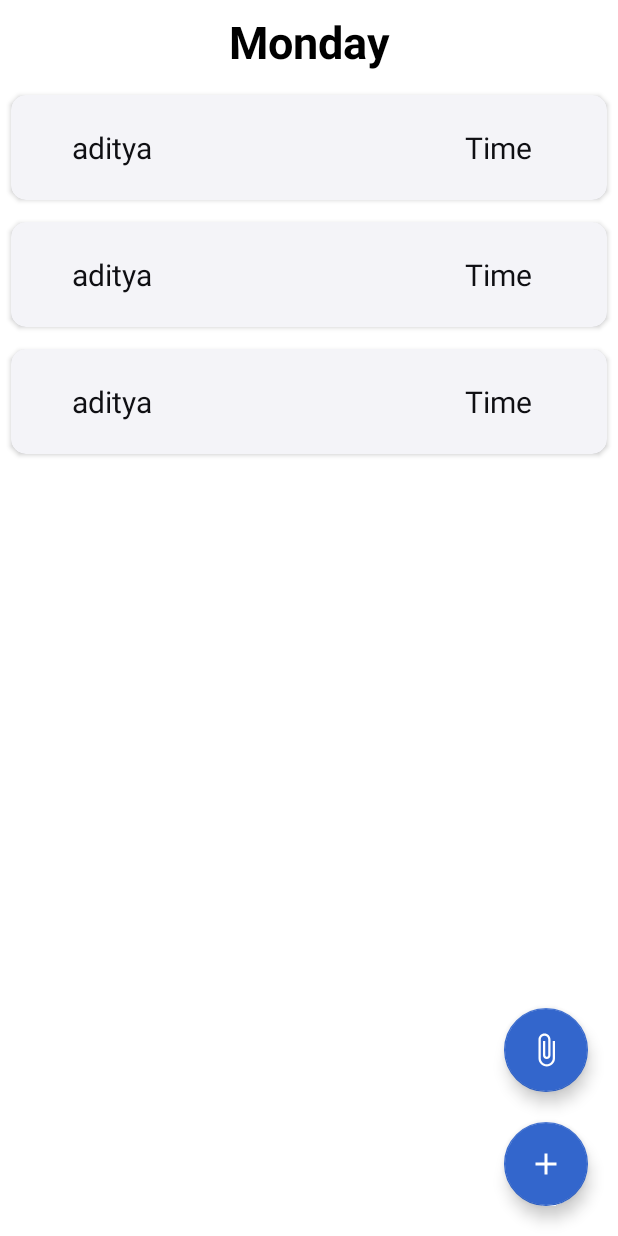
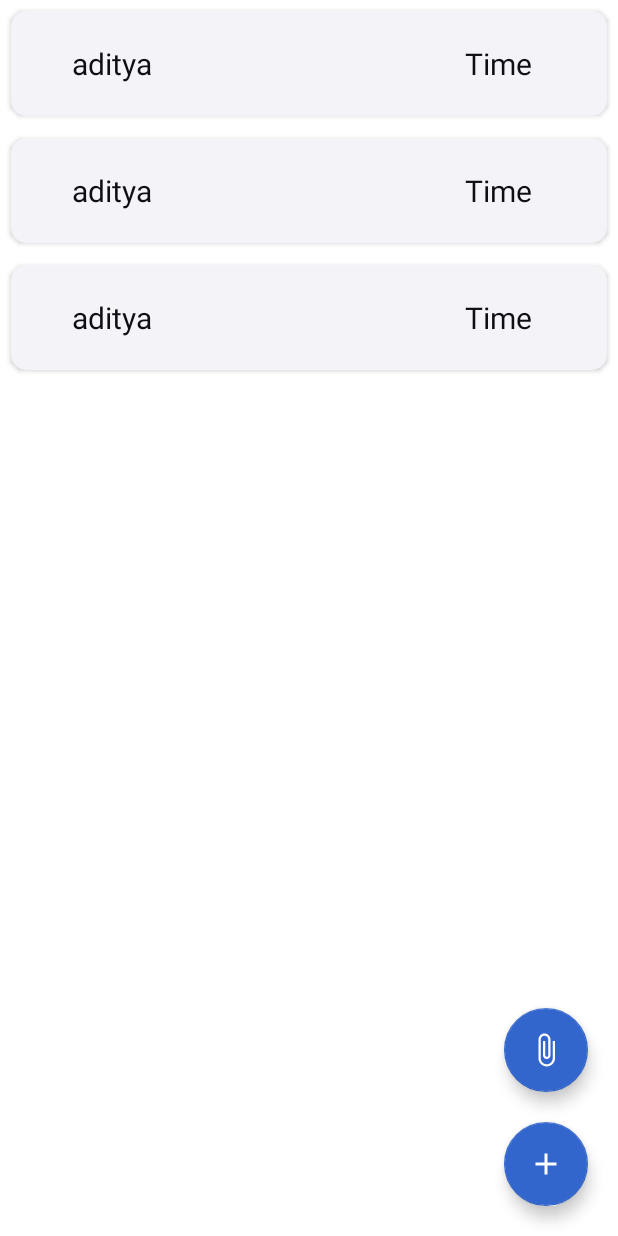
Before and after one commit to adisingh925/timetable-app, an Android app: the layout fragment_monday.xml on its own in the app's theme, with its tools: preview values and no code run, on a phone screen of 412 x 824 dp. Run offline under Robolectric (Android 15) with nearby library versions, the phone set to English and light mode, and no system bars.

Commit message:
fragments implementation

```diff
--- a/app/src/main/java/com/app1/navigation/user.kt
+++ b/app/src/main/java/com/app1/navigation/user.kt
@@ -85,12 +85,12 @@ class user : Fragment() {
 
                 val uuri = document.getString("imgpath")
 
-                /*Glide
+                Glide
                     .with(this)
                     .load(uuri)
                     .circleCrop()
                     .placeholder(R.drawable.placeholder)
-                    .into(imageview)*/
+                    .into(imageview)
             }
         }
 
--- a/app/src/main/res/layout/activity_main.xml
+++ b/app/src/main/res/layout/activity_main.xml
@@ -77,6 +77,7 @@
         android:layout_width="wrap_content"
         android:layout_height="match_parent"
         app:itemIconSize="30dp"
+        app:theme="@style/ThemeOverlay.AppCompat.navTheme"
         android:layout_gravity = "start"
         app:headerLayout="@layout/navheader"
         app:menu = "@menu/menu"/>
--- a/app/src/main/res/layout/fragment_monday.xml
+++ b/app/src/main/res/layout/fragment_monday.xml
@@ -7,36 +7,9 @@
     android:background="#FFFFFF"
     tools:context=".monday">
 
-
-    <RelativeLayout
-        android:id="@+id/linearLayout"
-        android:backgroundTint="#3366CC"
-        android:layout_width="wrap_content"
-        android:layout_height="?actionBarSize"
-        android:gravity="center_vertical"
-        android:orientation="horizontal"
-        app:layout_constraintEnd_toEndOf="parent"
-        app:layout_constraintStart_toStartOf="parent"
-        app:layout_constraintTop_toTopOf="parent">
-
-
-        <TextView
-            android:id="@+id/textview1"
-            android:layout_width="wrap_content"
-            android:layout_height="wrap_content"
-            android:layout_centerHorizontal="true"
-            android:layout_marginStart="85dp"
-            android:text="Monday"
-            android:textColor="@color/black"
-            android:textSize="30sp"
-            android:textStyle="bold" />
-
-    </RelativeLayout>
-
     <androidx.recyclerview.widget.RecyclerView
         android:layout_width="match_parent"
         android:layout_height="match_parent"
-        android:layout_marginTop="?actionBarSize"
         android:id="@+id/recyclerview"
         tools:listitem="@layout/cardview" />
 
--- a/app/src/main/res/menu/menu.xml
+++ b/app/src/main/res/menu/menu.xml
@@ -3,6 +3,7 @@
 
    <item android:title = "Day">
        <menu>
+           <group android:checkableBehavior="single">
     <item
 
         android:title = "Sunday"
@@ -51,6 +52,7 @@
         android:id = "@+id/saturday"
         android:icon = "@drawable/day"
         />
+           </group>
 
        </menu>
    </item>
@@ -58,6 +60,7 @@
     <item android:title = "Communication">
 
         <menu>
+            <group android:checkableBehavior="single">
     <item
         android:title = "Explore"
         android:id = "@+id/explore"
@@ -75,6 +78,7 @@
         android:iconTint="@color/purple_500"
         android:icon="@drawable/ic_baseline_home_24"
         />
+            </group>
 
         </menu>
     </item>
--- a/app/src/main/res/values/colors.xml
+++ b/app/src/main/res/values/colors.xml
@@ -10,4 +10,5 @@
     <color name="transparent">#1a9494b8</color>
     <color name="green">#00FF00</color>
     <color name="red">#FF0000</color>
+    <color name="blue">#3366CC</color>
 </resources>
```
Also changed, not shown: app/src/main/java/com/app1/navigation/MainActivity.kt (+62 -9 lines), app/src/main/java/com/app1/navigation/sunday.kt (+50 -10 lines), app/src/main/res/values-night/themes.xml (+9 -0 lines), app/src/main/res/values/themes.xml (+9 -0 lines).
